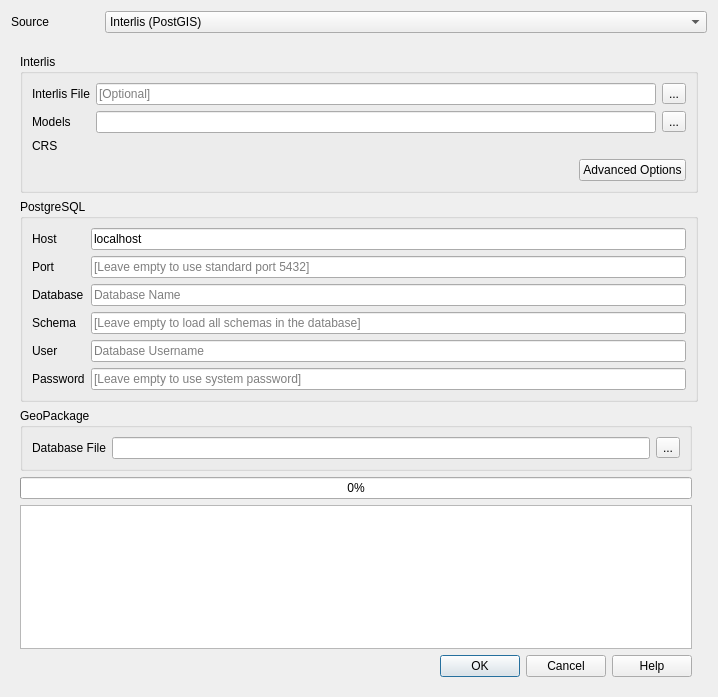
Before: the Qt Designer form projectgenerator/ui/generate_project.ui in opengisch/QgisModelBaker, drawn with Qt 5.
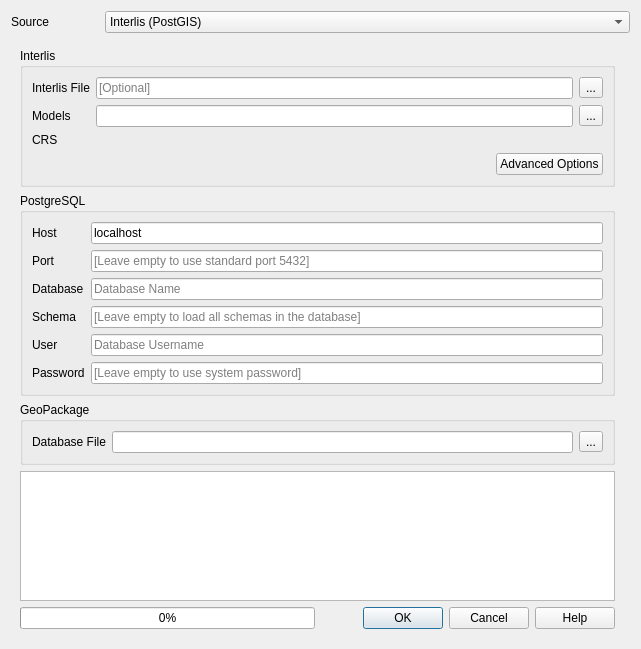
After: the same form once the commit is applied. Custom widgets are drawn as their Qt base class.

Commit message: Set progressbar increments for generate project

The edit to the form file:
```diff
--- a/projectgenerator/ui/generate_project.ui
+++ b/projectgenerator/ui/generate_project.ui
@@ -6,8 +6,8 @@
    <rect>
     <x>0</x>
     <y>0</y>
-    <width>718</width>
-    <height>697</height>
+    <width>641</width>
+    <height>649</height>
    </rect>
   </property>
   <property name="windowTitle">
@@ -64,6 +64,96 @@
      </property>
      <widget class="QWidget" name="page">
       <layout class="QGridLayout" name="gridLayout_3">
+       <item row="0" column="0">
+        <widget class="QGroupBox" name="ili_config">
+         <property name="title">
+          <string>Interlis</string>
+         </property>
+         <layout class="QGridLayout" name="gridLayout_5">
+          <item row="4" column="2" colspan="2">
+           <widget class="QPushButton" name="ili2db_options_button">
+            <property name="text">
+             <string>Advanced Options</string>
+            </property>
+           </widget>
+          </item>
+          <item row="3" column="1" colspan="3">
+           <widget class="QgsProjectionSelectionWidget" name="crsSelector" native="true">
+            <property name="focusPolicy">
+             <enum>Qt::StrongFocus</enum>
+            </property>
+           </widget>
+          </item>
+          <item row="3" column="0">
+           <widget class="QLabel" name="crs_label">
+            <property name="toolTip">
+             <string>Coordinate Reference System</string>
+            </property>
+            <property name="text">
+             <string>CRS</string>
+            </property>
+           </widget>
+          </item>
+          <item row="4" column="1">
+           <spacer name="horizontalSpacer">
+            <property name="orientation">
+             <enum>Qt::Horizontal</enum>
+            </property>
+            <property name="sizeHint" stdset="0">
+             <size>
+              <width>40</width>
+              <height>20</height>
+             </size>
+            </property>
+           </spacer>
+          </item>
+          <item row="0" column="0">
+           <widget class="QLabel" name="label">
+            <property name="text">
+             <string>Interlis File</string>
+            </property>
+           </widget>
+          </item>
+          <item row="0" column="3">
+           <widget class="QToolButton" name="ili_file_browse_button">
+            <property name="toolTip">
+             <string>Browse Interlis files</string>
+            </property>
+            <property name="text">
+             <string>...</string>
+            </property>
+           </widget>
+          </item>
+          <item row="0" column="1" colspan="2">
+           <widget class="QLineEdit" name="ili_file_line_edit">
+            <property name="placeholderText">
+             <string>[Optional]</string>
+            </property>
+           </widget>
+          </item>
+          <item row="2" column="3">
+           <widget class="QToolButton" name="multiple_models_button">
+            <property name="toolTip">
+             <string>Select multiple Interlis models</string>
+            </property>
+            <property name="text">
+             <string>...</string>
+            </property>
+           </widget>
+          </item>
+          <item row="2" column="1" colspan="2">
+           <widget class="QLineEdit" name="ili_models_line_edit"/>
+          </item>
+          <item row="2" column="0">
+           <widget class="QLabel" name="label_7">
+            <property name="text">
+             <string>Models</string>
+            </property>
+           </widget>
+          </item>
+         </layout>
+        </widget>
+       </item>
        <item row="0" column="1">
         <widget class="QWidget" name="widget" native="true">
          <layout class="QGridLayout" name="gridLayout_2">
@@ -82,17 +172,7 @@
          </layout>
         </widget>
        </item>
-       <item row="7" column="0">
-        <widget class="QTextBrowser" name="txtStdout">
-         <property name="toolTip">
-          <string/>
-         </property>
-         <property name="openLinks">
-          <bool>false</bool>
-         </property>
-        </widget>
-       </item>
-       <item row="3" column="0" colspan="2">
+       <item row="1" column="0">
         <widget class="QGroupBox" name="pg_config">
          <property name="title">
           <string>PostgreSQL</string>
@@ -191,97 +271,7 @@
          </layout>
         </widget>
        </item>
-       <item row="1" column="0" colspan="2">
-        <widget class="QGroupBox" name="ili_config">
-         <property name="title">
-          <string>Interlis</string>
-         </property>
-         <layout class="QGridLayout" name="gridLayout_5">
-          <item row="4" column="2" colspan="2">
-           <widget class="QPushButton" name="ili2db_options_button">
-            <property name="text">
-             <string>Advanced Options</string>
-            </property>
-           </widget>
-          </item>
-          <item row="3" column="1" colspan="3">
-           <widget class="QgsProjectionSelectionWidget" name="crsSelector" native="true">
-            <property name="focusPolicy">
-             <enum>Qt::StrongFocus</enum>
-            </property>
-           </widget>
-          </item>
-          <item row="3" column="0">
-           <widget class="QLabel" name="crs_label">
-            <property name="toolTip">
-             <string>Coordinate Reference System</string>
-            </property>
-            <property name="text">
-             <string>CRS</string>
-            </property>
-           </widget>
-          </item>
-          <item row="4" column="1">
-           <spacer name="horizontalSpacer">
-            <property name="orientation">
-             <enum>Qt::Horizontal</enum>
-            </property>
-            <property name="sizeHint" stdset="0">
-             <size>
-              <width>40</width>
-              <height>20</height>
-             </size>
-            </property>
-           </spacer>
-          </item>
-          <item row="0" column="0">
-           <widget class="QLabel" name="label">
-            <property name="text">
-             <string>Interlis File</string>
-            </property>
-           </widget>
-          </item>
-          <item row="0" column="3">
-           <widget class="QToolButton" name="ili_file_browse_button">
-            <property name="toolTip">
-             <string>Browse Interlis files</string>
-            </property>
-            <property name="text">
-             <string>...</string>
-            </property>
-           </widget>
-          </item>
-          <item row="0" column="1" colspan="2">
-           <widget class="QLineEdit" name="ili_file_line_edit">
-            <property name="placeholderText">
-             <string>[Optional]</string>
-            </property>
-           </widget>
-          </item>
-          <item row="2" column="3">
-           <widget class="QToolButton" name="multiple_models_button">
-            <property name="toolTip">
-             <string>Select multiple Interlis models</string>
-            </property>
-            <property name="text">
-             <string>...</string>
-            </property>
-           </widget>
-          </item>
-          <item row="2" column="1" colspan="2">
-           <widget class="QLineEdit" name="ili_models_line_edit"/>
-          </item>
-          <item row="2" column="0">
-           <widget class="QLabel" name="label_7">
-            <property name="text">
-             <string>Models</string>
-            </property>
-           </widget>
-          </item>
-         </layout>
-        </widget>
-       </item>
-       <item row="5" column="0">
+       <item row="2" column="0">
         <widget class="QGroupBox" name="gpkg_config">
          <property name="title">
           <string>GeoPackage</string>
@@ -310,22 +300,36 @@
          </layout>
         </widget>
        </item>
-       <item row="8" column="0">
-        <widget class="QDialogButtonBox" name="buttonBox">
-         <property name="orientation">
-          <enum>Qt::Horizontal</enum>
+       <item row="3" column="0">
+        <widget class="QTextBrowser" name="txtStdout">
+         <property name="toolTip">
+          <string/>
          </property>
-         <property name="standardButtons">
-          <set>QDialogButtonBox::Cancel|QDialogButtonBox::Help|QDialogButtonBox::Ok</set>
+         <property name="openLinks">
+          <bool>false</bool>
          </property>
         </widget>
        </item>
-       <item row="6" column="0">
-        <widget class="QProgressBar" name="progress_bar">
-         <property name="value">
-          <number>0</number>
-         </property>
-        </widget>
+       <item row="4" column="0">
+        <layout class="QHBoxLayout" name="horizontalLayout">
+         <item>
+          <widget class="QProgressBar" name="progress_bar">
+           <property name="value">
+            <number>0</number>
+           </property>
+          </widget>
+         </item>
+         <item>
+          <widget class="QDialogButtonBox" name="buttonBox">
+           <property name="orientation">
+            <enum>Qt::Horizontal</enum>
+           </property>
+           <property name="standardButtons">
+            <set>QDialogButtonBox::Cancel|QDialogButtonBox::Help|QDialogButtonBox::Ok</set>
+           </property>
+          </widget>
+         </item>
+        </layout>
        </item>
       </layout>
      </widget>
```
Left out of the diff: 11 changed lines with no effect on the pictures. The commit also changes 1 other file.
